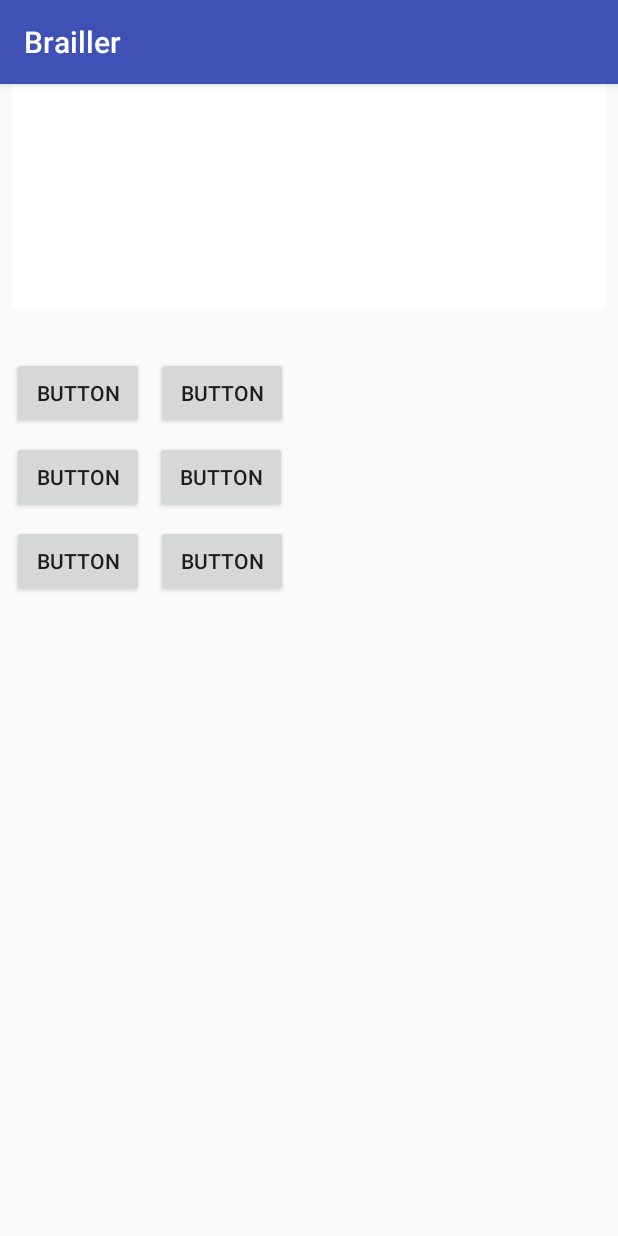
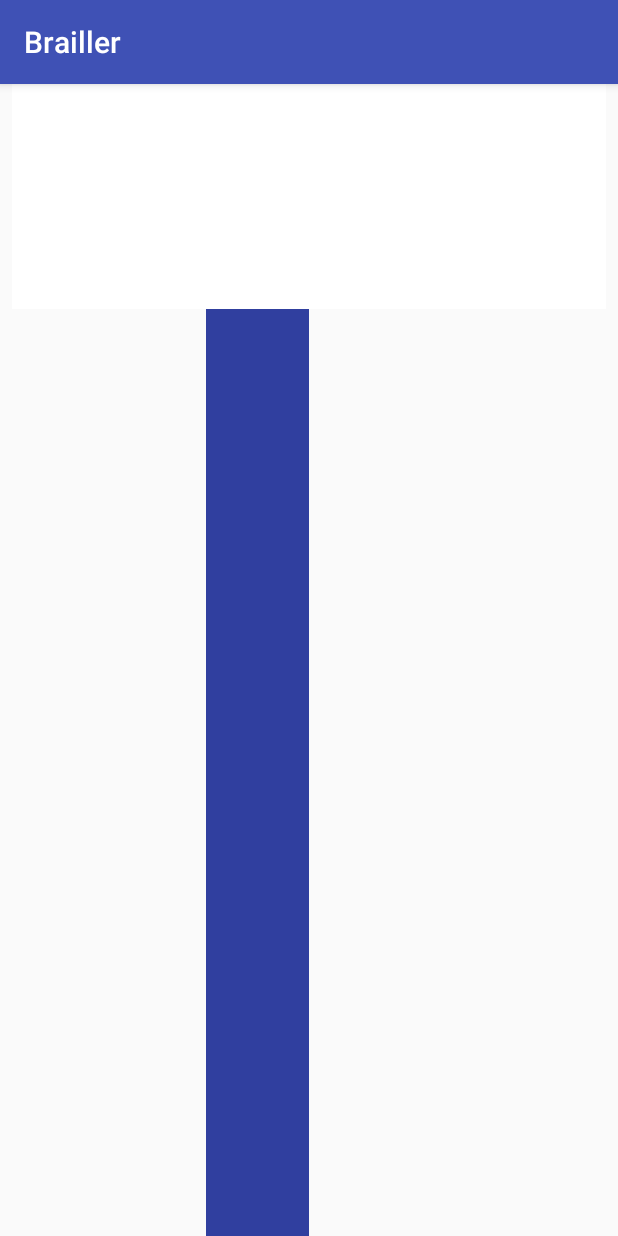
Before and after one commit to gmadrid/brailler, an Android app: the screen it shows after launch (MainActivity), on a phone screen of 412 x 824 dp. Run offline under Robolectric (Android 15) with nearby library versions, the phone set to English and light mode, and no system bars; our stand-ins replace RxJava; libraries missing offline, so code that uses them is left out: com.jakewharton.rxbinding2; 3 statements that could not run were skipped.

Commit message:
convert embossing buttons to views.

```diff
--- a/app/src/main/res/layout/activity_main.xml
+++ b/app/src/main/res/layout/activity_main.xml
@@ -8,67 +8,49 @@
     tools:layout_editor_absoluteY="81dp"
     tools:layout_editor_absoluteX="0dp">
 
-    <Button
+    <View
         android:id="@+id/dot1"
-        android:layout_width="wrap_content"
-        android:layout_height="wrap_content"
-        android:text="Button"
-        android:layout_marginLeft="8dp"
-        app:layout_constraintLeft_toLeftOf="parent"
-        android:layout_marginStart="8dp"
-        android:layout_marginTop="32dp"
-        app:layout_constraintTop_toBottomOf="@+id/textView" />
-
-    <Button
+        android:layout_width="0dp"
+        android:layout_height="match_parent"
+        app:layout_constraintStart_toEndOf="@id/dot2"
+        app:layout_constraintEnd_toStartOf="@id/dot4"
+        android:background="@color/colorPrimaryDark"
+        />
+    <View
         android:id="@+id/dot2"
-        android:layout_width="wrap_content"
-        android:layout_height="wrap_content"
-        android:text="Button"
-        app:layout_constraintLeft_toLeftOf="@+id/dot1"
-        android:layout_marginTop="8dp"
-        app:layout_constraintTop_toBottomOf="@+id/dot1" />
-
-    <Button
+        android:layout_width="0dp"
+        android:layout_height="match_parent"
+        app:layout_constraintStart_toEndOf="@id/dot3"
+        app:layout_constraintEnd_toStartOf="@id/dot1"
+        />
+    <View
         android:id="@+id/dot3"
-        android:layout_width="wrap_content"
-        android:layout_height="wrap_content"
-        android:text="Button"
-        app:layout_constraintLeft_toLeftOf="@+id/dot2"
-        android:layout_marginTop="8dp"
-        app:layout_constraintTop_toBottomOf="@+id/dot2" />
-
-    <Button
+        android:layout_width="0dp"
+        android:layout_height="match_parent"
+        app:layout_constraintStart_toStartOf="parent"
+        app:layout_constraintEnd_toStartOf="@id/dot2"
+        />
+    <View
         android:id="@+id/dot4"
-        android:layout_width="wrap_content"
-        android:layout_height="wrap_content"
-        android:text="Button"
-        app:layout_constraintLeft_toRightOf="@+id/dot1"
-        android:layout_marginLeft="8dp"
-        android:layout_marginStart="8dp"
-        app:layout_constraintTop_toTopOf="@+id/dot1" />
-
-    <Button
+        android:layout_width="0dp"
+        android:layout_height="match_parent"
+        app:layout_constraintStart_toEndOf="@id/dot1"
+        app:layout_constraintEnd_toStartOf="@id/dot5"
+        />
+    <View
         android:id="@+id/dot5"
-        android:layout_width="wrap_content"
-        android:layout_height="wrap_content"
-        android:text="Button"
-        app:layout_constraintRight_toRightOf="@+id/dot6"
-        android:layout_marginRight="1dp"
-        app:layout_constraintLeft_toRightOf="@+id/dot2"
-        android:layout_marginLeft="8dp"
-        android:layout_marginStart="8dp"
-        android:layout_marginEnd="1dp"
-        app:layout_constraintTop_toTopOf="@+id/dot2" />
-
-    <Button
+        android:layout_width="0dp"
+        android:layout_height="match_parent"
+        app:layout_constraintStart_toEndOf="@id/dot4"
+        app:layout_constraintEnd_toStartOf="@id/dot6"
+        />
+    <View
         android:id="@+id/dot6"
-        android:layout_width="wrap_content"
-        android:layout_height="wrap_content"
-        android:text="Button"
-        app:layout_constraintLeft_toRightOf="@+id/dot3"
-        android:layout_marginLeft="8dp"
-        android:layout_marginStart="8dp"
-        app:layout_constraintTop_toTopOf="@+id/dot3" />
+        android:layout_width="0dp"
+        android:layout_height="match_parent"
+        app:layout_constraintStart_toEndOf="@id/dot5"
+        app:layout_constraintEnd_toEndOf="parent"
+        />
 
     <TextView
         android:id="@+id/textView"
```
